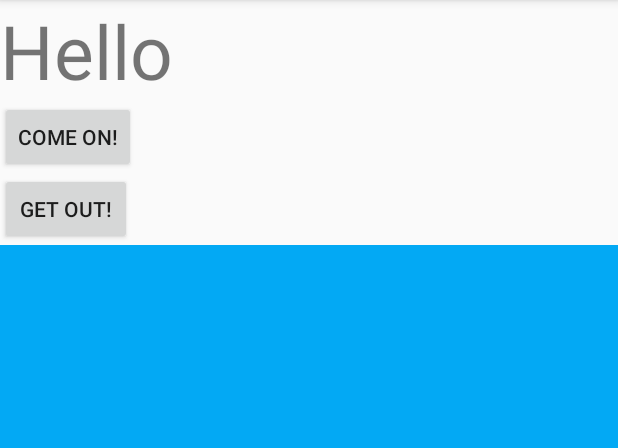
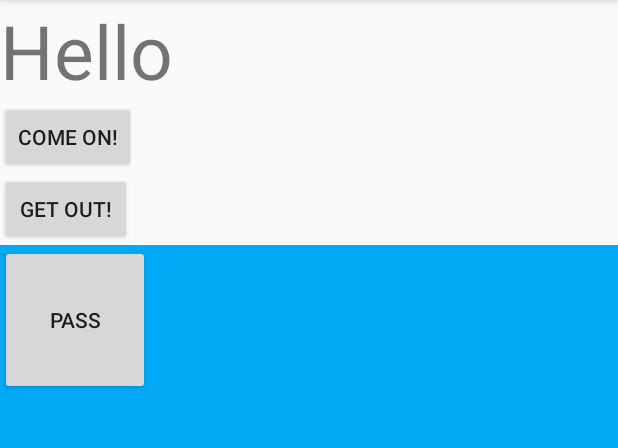
Before and after one commit to junmin-Chang/kotlinPractice, an Android app: the screen it shows after launch (FragmentActivity), after a tap on "COME ON!", on a phone screen of 412 x 824 dp, the part 84-532 px from its top. Run offline under Robolectric (Android 15) with nearby library versions, the phone set to English and light mode, and no system bars.

Commit message:
fragment_4

```diff
--- a/app/src/main/java/com/example/myapplication/FragmentActivity.kt
+++ b/app/src/main/java/com/example/myapplication/FragmentActivity.kt
@@ -6,8 +6,10 @@ import android.os.Bundle
 import android.util.Log
 import kotlinx.android.synthetic.main.activity_fragment.*
 
-class FragmentActivity : AppCompatActivity() {
-
+class FragmentActivity : AppCompatActivity(), FragmentOne.onDataPassListener {
+    override fun onDataPass(data: String?) {
+        Log.d("pass", "" + data)
+    }
 
     override fun onCreate(savedInstanceState: Bundle?) {
         super.onCreate(savedInstanceState)
--- a/app/src/main/java/com/example/myapplication/FragmentOne.kt
+++ b/app/src/main/java/com/example/myapplication/FragmentOne.kt
@@ -7,12 +7,20 @@ import android.view.ViewGroup
 import androidx.fragment.app.Fragment
 import com.example.myapplication.R
 import kotlinx.android.synthetic.main.activity_fragment.*
+import kotlinx.android.synthetic.main.fragment_one.*
 
 class FragmentOne : Fragment() {
+
+    interface onDataPassListener {
+        fun onDataPass(data : String?)
+    }
+
+    lateinit var dataPassListener : onDataPassListener
 
     override fun onAttach(context: Context) {
         Log.d("Life_Cycle", "F onAttach")
         super.onAttach(context)
+        dataPassListener = context as onDataPassListener
 
     }
 
@@ -38,6 +46,12 @@ class FragmentOne : Fragment() {
     override fun onViewCreated(view: View, savedInstanceState: Bundle?) {
         Log.d("Life_Cycle", "F onViewCreated")
         super.onViewCreated(view, savedInstanceState)
+
+
+        // Activity의 Oncreate 에서 했던 작업을 여기에서 한다
+        pass.setOnClickListener {
+            dataPassListener.onDataPass("Good bye")
+        }
     }
 
     override fun onActivityCreated(savedInstanceState: Bundle?) {
--- a/app/src/main/res/layout/fragment_one.xml
+++ b/app/src/main/res/layout/fragment_one.xml
@@ -4,4 +4,11 @@
     android:layout_height="match_parent"
     android:background="#03A9F4">
 
+
+    <Button
+        android:id="@+id/pass"
+        android:layout_width="100dp"
+        android:layout_height="100dp"
+        android:text="pass"/>
+
 </LinearLayout>
```
Also changed, not shown: 1 other file.
